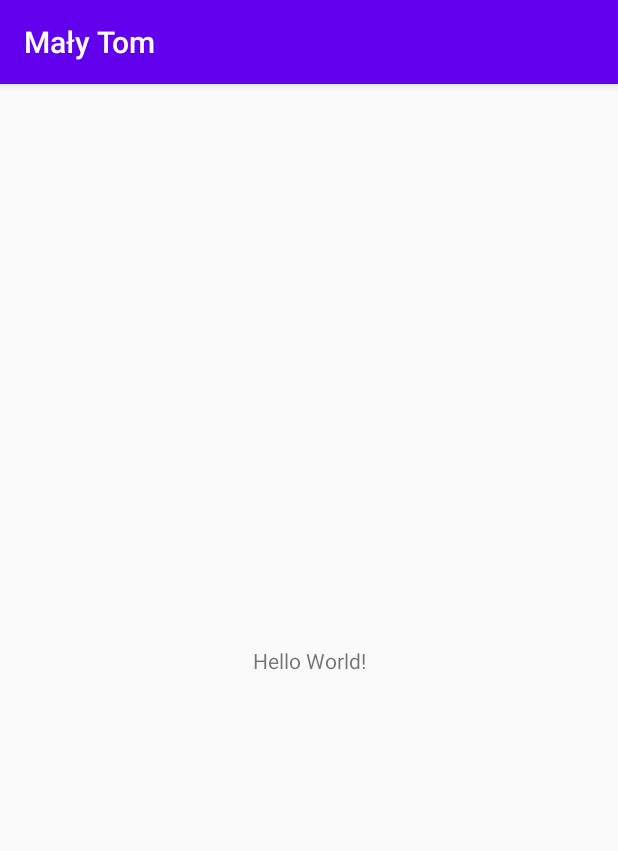
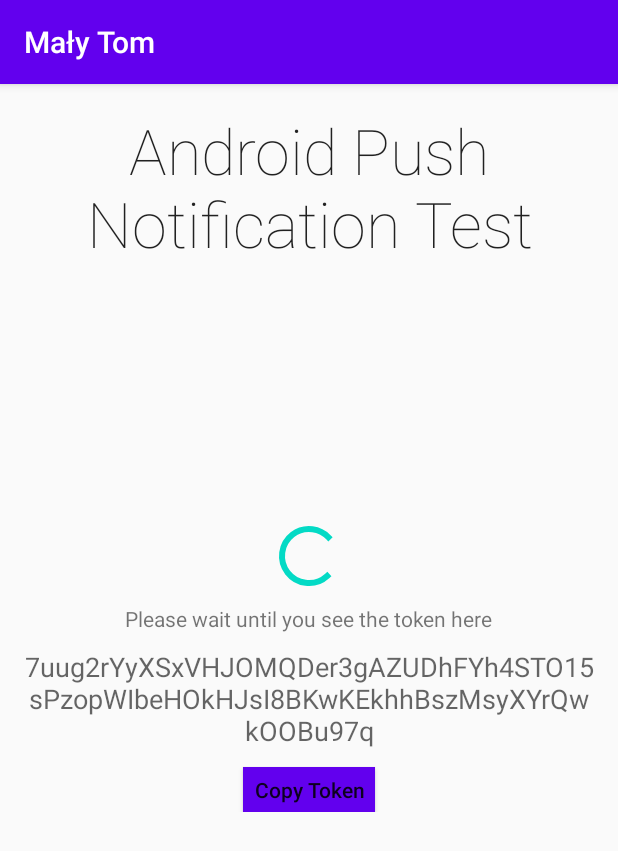
Before and after one commit to mateuszdabski/MalyTom, an Android app: the screen it shows after launch (MainActivity), on a phone screen of 412 x 824 dp. Shown: the top 851 px of the screen. Run offline under Robolectric (Android 15) with nearby library versions, the phone set to English and light mode, and no system bars.

Commit message:
[modified] designing

```diff
--- a/app/src/main/res/layout/activity_main.xml
+++ b/app/src/main/res/layout/activity_main.xml
@@ -1,18 +1,65 @@
 <?xml version="1.0" encoding="utf-8"?>
-<androidx.constraintlayout.widget.ConstraintLayout xmlns:android="http://schemas.android.com/apk/res/android"
+<RelativeLayout
+    xmlns:android="http://schemas.android.com/apk/res/android"
+    xmlns:tools="http://schemas.android.com/tools"
     xmlns:app="http://schemas.android.com/apk/res-auto"
-    xmlns:tools="http://schemas.android.com/tools"
     android:layout_width="match_parent"
+    android:padding="16dp"
     android:layout_height="match_parent"
     tools:context=".MainActivity">
 
+
     <TextView
+        android:textSize="42sp"
+        android:textAppearance="@style/Base.TextAppearance.AppCompat.Headline"
+        android:layout_centerHorizontal="true"
+        android:textAlignment="center"
+        android:text="Android Push Notification Test"
         android:layout_width="wrap_content"
-        android:layout_height="wrap_content"
-        android:text="Hello World!"
-        app:layout_constraintBottom_toBottomOf="parent"
-        app:layout_constraintLeft_toLeftOf="parent"
-        app:layout_constraintRight_toRightOf="parent"
-        app:layout_constraintTop_toTopOf="parent" />
+        android:layout_height="wrap_content" android:id="@+id/textView" app:fontFamily="sans-serif-thin"/>
 
-</androidx.constraintlayout.widget.ConstraintLayout>
+    <LinearLayout
+        android:layout_centerInParent="true"
+        android:orientation="vertical"
+        android:layout_width="match_parent"
+        android:layout_height="wrap_content">
+
+        <ProgressBar
+            android:id="@+id/progressbar"
+            android:layout_marginTop="8dp"
+            android:layout_marginBottom="8dp"
+            android:layout_gravity="center_horizontal"
+            android:layout_width="wrap_content"
+            android:layout_height="wrap_content"/>
+
+        <TextView
+            android:text="Please wait until you see the token here"
+            android:layout_marginBottom="10dp"
+            android:layout_gravity="center_horizontal"
+            android:id="@+id/textViewMessage"
+            android:layout_width="wrap_content"
+            android:layout_height="wrap_content"/>
+
+        <TextView
+            android:id="@+id/textViewToken"
+            android:textAlignment="center"
+            android:layout_centerInParent="true"
+            android:textAppearance="@style/Base.TextAppearance.AppCompat.Medium"
+            android:text="7uug2rYyXSxVHJOMQDer3gAZUDhFYh4STO15sPzopWIbeHOkHJsI8BKwKEkhhBszMsyXYrQwkOOBu97q"
+            android:layout_width="match_parent"
+            android:layout_height="wrap_content"/>
+
+        <Button
+            android:id="@+id/buttonCopyToken"
+            android:layout_gravity="center_horizontal"
+            android:textAllCaps="false"
+            android:layout_marginTop="12dp"
+            android:text="Copy Token"
+            android:background="@color/colorPrimary"
+            android:layout_width="wrap_content"
+            android:layout_height="30dp"/>
+
+    </LinearLayout>
+
+
+</RelativeLayout>
```
